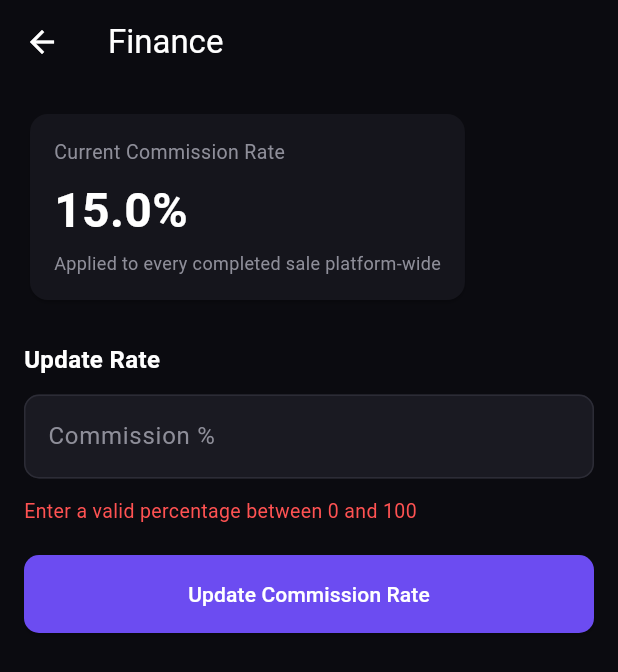
After one commit to shamarcassim1219-cmd/MyGameAdmin, a Flutter app: the FinanceScreen screen opened directly, after a tap on "Update Commission Rate", on a phone screen of 412 x 824 dp. The commit adds this screen. Shown: the top 672 px of the screen. Run offline on Flutter 3.47's test engine with Material 3 defaults, Android fonts, the phone set to English and light mode, and no system bars; our stand-ins replace firebase_core, firebase_messaging, image_picker, shared_preferences; accounts and stored records are empty; network calls fail.

Commit message:
v1.0.6 - add Notifications Broadcast and Finance (commission rate) screens

```diff
--- a/lib/screens/dashboard_screen.dart
+++ b/lib/screens/dashboard_screen.dart
@@ -8,6 +8,7 @@ import 'support_requests_screen.dart';
 import 'orders_screen.dart';
 import 'admin_listings_screen.dart';
 import 'broadcast_screen.dart';
+import 'finance_screen.dart';
 import 'verification_list_screen.dart';
 import '../services/api_service.dart';
 import 'login_screen.dart';
@@ -78,7 +79,7 @@ class _DashboardScreenState extends State<DashboardScreen> {
             _navItem(context, Icons.bar_chart_outlined, 'Reports', () => _comingSoon(context)),
             _navItem(context, Icons.notifications_outlined, 'Notifications', () => Navigator.push(context, MaterialPageRoute(builder: (_) => const BroadcastScreen()))),
             _navItem(context, Icons.campaign_outlined, 'Promotions', () => _comingSoon(context)),
-            _navItem(context, Icons.attach_money_outlined, 'Finance', () => _comingSoon(context)),
+            _navItem(context, Icons.attach_money_outlined, 'Finance', () => Navigator.push(context, MaterialPageRoute(builder: (_) => const FinanceScreen()))),
             _navItem(context, Icons.settings_outlined, 'Settings', () => _comingSoon(context)),
             const Divider(color: AppColors.border),
             ListTile(
--- /dev/null
+++ b/lib/screens/finance_screen.dart
@@ -0,0 +1,148 @@
+import 'package:flutter/material.dart';
+import '../main.dart';
+import '../services/api_service.dart';
+
+class FinanceScreen extends StatefulWidget {
+  const FinanceScreen({super.key});
+
+  @override
+  State<FinanceScreen> createState() => _FinanceScreenState();
+}
+
+class _FinanceScreenState extends State<FinanceScreen> {
+  bool _loading = true;
+  bool _saving = false;
+  String? _error;
+  double _currentRate = 0.15;
+  final _rateCtrl = TextEditingController();
+
+  @override
+  void initState() {
+    super.initState();
+    _load();
+  }
+
+  @override
+  void dispose() {
+    _rateCtrl.dispose();
+    super.dispose();
+  }
+
+  Future<void> _load() async {
+    setState(() {
+      _loading = true;
+      _error = null;
+    });
+    try {
+      final rate = await ApiService.getCommissionRate();
+      setState(() {
+        _currentRate = rate;
+        _rateCtrl.text = (rate * 100).toStringAsFixed(1);
+        _loading = false;
+      });
+    } catch (e) {
+      setState(() {
+        _error = e.toString().replaceFirst('Exception: ', '');
+        _loading = false;
+      });
+    }
+  }
+
+  Future<void> _save() async {
+    final percent = double.tryParse(_rateCtrl.text.trim());
+    if (percent == null || percent < 0 || percent > 100) {
+      setState(() => _error = 'Enter a valid percentage between 0 and 100');
+      return;
+    }
+    final rate = percent / 100;
+
+    final confirm = await showDialog<bool>(
+      context: context,
+      builder: (ctx) => AlertDialog(
+        backgroundColor: AppColors.surface,
+        title: const Text('Update Commission Rate?', style: TextStyle(color: Colors.white)),
+        content: Text('New commission rate will be ${percent.toStringAsFixed(1)}% on all future sales.', style: const TextStyle(color: AppColors.hint)),
+        actions: [
+          TextButton(onPressed: () => Navigator.pop(ctx, false), child: const Text('Cancel')),
+          TextButton(onPressed: () => Navigator.pop(ctx, true), child: const Text('Confirm')),
+        ],
+      ),
+    );
+    if (confirm != true) return;
+
+    setState(() {
+      _saving = true;
+      _error = null;
+    });
+    try {
+      await ApiService.updateCommissionRate(rate);
+      if (mounted) {
+        ScaffoldMessenger.of(context).showSnackBar(SnackBar(content: Text('Commission rate updated to ${percent.toStringAsFixed(1)}%')));
+      }
+      await _load();
+    } catch (e) {
+      setState(() => _error = e.toString().replaceFirst('Exception: ', ''));
+    } finally {
+      if (mounted) setState(() => _saving = false);
+    }
+  }
+
+  @override
+  Widget build(BuildContext context) {
+    return Scaffold(
+      backgroundColor: AppColors.bg,
+      appBar: AppBar(title: const Text('Finance')),
+      body: _loading
+          ? const Center(child: CircularProgressIndicator(color: AppColors.primary))
+          : SingleChildScrollView(
+              padding: const EdgeInsets.all(16),
+              child: Column(
+                crossAxisAlignment: CrossAxisAlignment.start,
+                children: [
+                  Card(
+                    color: AppColors.surface,
+                    child: Padding(
+                      padding: const EdgeInsets.all(16),
+                      child: Column(
+                        crossAxisAlignment: CrossAxisAlignment.start,
+                        children: [
+                          const Text('Current Commission Rate', style: TextStyle(color: AppColors.hint, fontSize: 13)),
+                          const SizedBox(height: 6),
+                          Text('${(_currentRate * 100).toStringAsFixed(1)}%',
+                              style: const TextStyle(color: Colors.white, fontSize: 32, fontWeight: FontWeight.bold)),
+                          const SizedBox(height: 4),
+                          const Text('Applied to every completed sale platform-wide', style: TextStyle(color: AppColors.hint, fontSize: 12)),
+                        ],
+                      ),
+                    ),
+                  ),
+                  const SizedBox(height: 24),
+                  const Text('Update Rate', style: TextStyle(color: Colors.white, fontSize: 16, fontWeight: FontWeight.bold)),
+                  const SizedBox(height: 12),
+                  TextField(
+                    controller: _rateCtrl,
+                    keyboardType: const TextInputType.numberWithOptions(decimal: true),
+                    style: const TextStyle(color: Colors.white),
+                    decoration: const InputDecoration(labelText: 'Commission %', suffixText: '%', hintText: 'e.g. 15'),
+                  ),
+                  if (_error != null) ...[
+                    const SizedBox(height: 12),
+                    Text(_error!, style: const TextStyle(color: Colors.redAccent, fontSize: 13)),
+                  ],
+                  const SizedBox(height: 20),
+                  SizedBox(
+                    width: double.infinity,
+                    height: 52,
+                    child: ElevatedButton(
+                      onPressed: _saving ? null : _save,
+                      child: _saving
+                          ? const SizedBox(height: 18, width: 18, child: CircularProgressIndicator(strokeWidth: 2, color: Colors.black))
+                          : const Text('Update Commission Rate'),
+                    ),
+                  ),
+                ],
+              ),
+            ),
+    );
+  }
+}
--- a/lib/services/api_service.dart
+++ b/lib/services/api_service.dart
@@ -298,4 +298,21 @@ class ApiService {
     final data = await _handle(res);
     return data['message'] ?? 'Broadcast sent';
   }
+
+  // ---------- FINANCE ----------
+  static Future<double> getCommissionRate() async {
+    final res = await http.get(Uri.parse('$baseUrl/admin/settings/commission'), headers: await _headers());
+    final data = await _handle(res);
+    return (data['commissionRate'] as num).toDouble();
+  }
+
+  static Future<String> updateCommissionRate(double rate) async {
+    final res = await http.put(
+      Uri.parse('$baseUrl/admin/settings/commission'),
+      headers: await _headers(),
+      body: jsonEncode({'rate': rate}),
+    );
+    final data = await _handle(res);
+    return data['message'] ?? 'Updated';
+  }
 }
--- a/pubspec.yaml
+++ b/pubspec.yaml
@@ -1,7 +1,7 @@
 name: mygame_admin
 description: MYGame Marketplace Admin Panel
 publish_to: 'none'
-version: 1.0.5+6
+version: 1.0.6+7
 
 environment:
   sdk: '>=3.0.0 <4.0.0'
```
